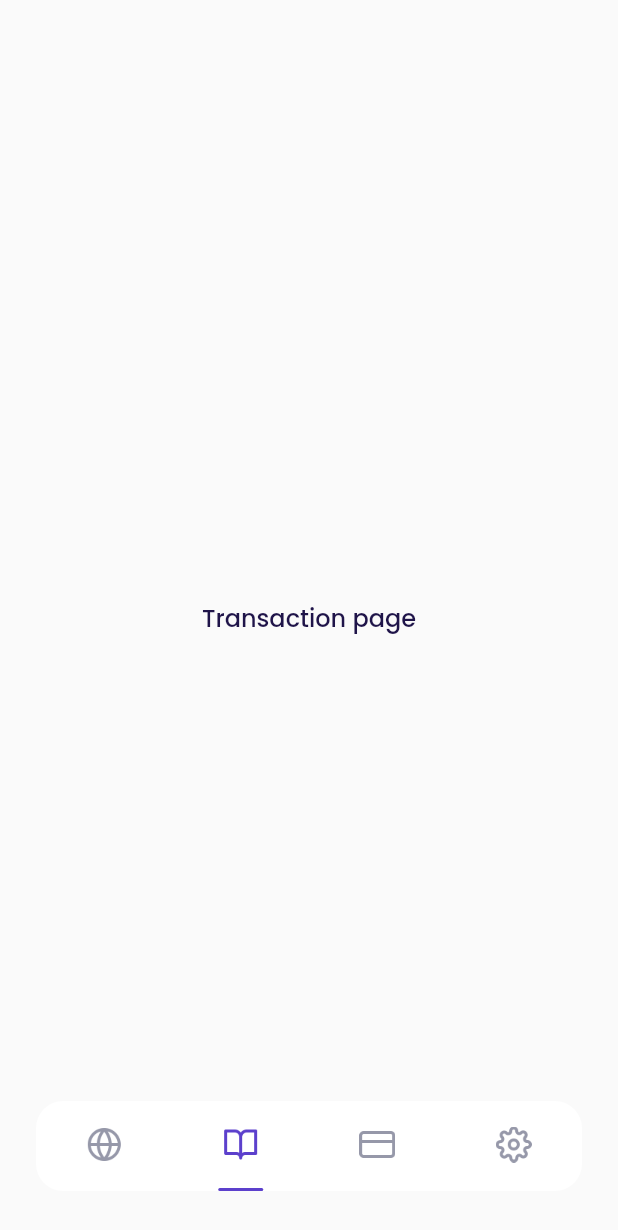
After one commit to iqbaldzlfkr/baletravel_mobile_app, a Flutter app: the MainPage screen opened by its route, item 2 of the bottom bar chosen, on a phone screen of 412 x 824 dp. The commit adds this screen. Shown: the top 1230 px of the screen. Run offline on Flutter 3.47's test engine with Material 2 defaults, Android fonts, the phone set to English and light mode, and no system bars; our stand-ins replace bloc, flutter_bloc, google_fonts.

Commit message:
implementasi cubit page pada navigation bar

```diff
--- /dev/null
+++ b/lib/cubit/page_cubit.dart
@@ -0,0 +1,9 @@
+import 'package:bloc/bloc.dart';
+
+class PageCubit extends Cubit<int> {
+  PageCubit() : super(0);
+
+  void setPage(int newPage) {
+    emit(newPage);
+  }
+}
--- a/lib/ui/pages/main_page.dart
+++ b/lib/ui/pages/main_page.dart
@@ -1,21 +1,30 @@
+import 'package:bale_travel/cubit/page_cubit.dart';
 import 'package:bale_travel/shared/theme.dart';
 import 'package:bale_travel/ui/pages/home_page.dart';
+import 'package:bale_travel/ui/pages/setting_page.dart';
+import 'package:bale_travel/ui/pages/transaction_page.dart';
+import 'package:bale_travel/ui/pages/wallet_page.dart';
 import 'package:bale_travel/ui/widgets/custom_bottom_navigation_item.dart';
 import 'package:flutter/material.dart';
+import 'package:flutter_bloc/flutter_bloc.dart';
 
 class MainPage extends StatelessWidget {
   const MainPage({super.key});
 
   @override
   Widget build(BuildContext context) {
+    return BlocBuilder<PageCubit, int>(
+      builder: (context, currentIndex) {
         return Scaffold(
           backgroundColor: backgroundColor,
           body: Stack(
             children: [
-          buildContent(),
+              buildContent(currentIndex),
               bottomNavigationBar(),
             ],
           ),
+        );
+      },
     );
   }
 }
@@ -39,16 +48,19 @@ Widget bottomNavigationBar() {
         mainAxisAlignment: MainAxisAlignment.spaceAround,
         children: [
           CustomBottomNavigationItem(
+            index: 0,
             imageUrl: 'assets/icon_home.png',
-            isSelected: true,
           ),
           CustomBottomNavigationItem(
+            index: 1,
             imageUrl: 'assets/icon_booking.png',
           ),
           CustomBottomNavigationItem(
+            index: 2,
             imageUrl: 'assets/icon_card.png',
           ),
           CustomBottomNavigationItem(
+            index: 3,
             imageUrl: 'assets/icon_settings.png',
           ),
         ],
@@ -57,6 +69,17 @@ Widget bottomNavigationBar() {
   );
 }
 
-Widget buildContent(){
+Widget buildContent(int currentIndex) {
+  switch (currentIndex) {
+    case 0:
+      return HomePage();
+    case 1:
+      return TransactionPage();
+    case 2:
+      return WalletPage();
+    case 3:
+      return SettingPage();
+    default:
       return HomePage();
   }
+}
--- /dev/null
+++ b/lib/ui/pages/transaction_page.dart
@@ -0,0 +1,19 @@
+import 'package:bale_travel/shared/theme.dart';
+import 'package:flutter/material.dart';
+
+class TransactionPage extends StatelessWidget {
+  const TransactionPage({super.key});
+
+  @override
+  Widget build(BuildContext context) {
+    return Center(
+      child: Text(
+        'Transaction page',
+        style: blackTextStyle.copyWith(
+          fontSize: 16,
+          fontWeight: medium,
+        ),
+      ),
+    );
+  }
+}
--- a/lib/ui/widgets/custom_bottom_navigation_item.dart
+++ b/lib/ui/widgets/custom_bottom_navigation_item.dart
@@ -1,42 +1,48 @@
+import 'package:bale_travel/cubit/page_cubit.dart';
 import 'package:bale_travel/shared/theme.dart';
 import 'package:flutter/material.dart';
+import 'package:flutter_bloc/flutter_bloc.dart';
 
 class CustomBottomNavigationItem extends StatelessWidget {
+  final int index;
   final String imageUrl;
-  final bool isSelected;
 
   const CustomBottomNavigationItem({
     super.key,
+    required this.index,
     required this.imageUrl,
-    this.isSelected = false,
   });
 
   @override
   Widget build(BuildContext context) {
-    return Column(
+    return GestureDetector(
+      onTap: () {
+        context.read<PageCubit>().setPage(index);
+      },
+      child: Column(
         mainAxisAlignment: MainAxisAlignment.spaceBetween,
         children: [
           const SizedBox(),
-        Container(
+          Image.asset(
+            imageUrl,
             width: 24,
             height: 24,
-          decoration: BoxDecoration(
-            image: DecorationImage(
-              image: AssetImage(
-                imageUrl,
+            color: context.read<PageCubit>().state == index
+                  ? primaryColor : greyColor,
           ),
-            ),
-          ),
-        ),
+
           Container(
             width: 30,
             height: 2,
             decoration: BoxDecoration(
-            color: isSelected ? primaryColor : transparentColor,
+              color: context.read<PageCubit>().state == index
+                  ? primaryColor
+                  : transparentColor,
               borderRadius: BorderRadius.circular(18),
             ),
           ),
         ],
+      ),
     );
   }
 }
--- a/pubspec.yaml
+++ b/pubspec.yaml
@@ -36,6 +36,7 @@ dependencies:
   # Use with the CupertinoIcons class for iOS style icons.
   cupertino_icons: ^1.0.2
   google_fonts: ^4.0.4
+  flutter_bloc: ^8.1.3
 
 dev_dependencies:
   flutter_test:
```
Also changed, not shown: lib/main.dart (+10 -1 lines), lib/ui/pages/setting_page.dart (added, +19 -0 lines), lib/ui/pages/wallet_page.dart (added, +19 -0 lines), pubspec.lock. Lines whose indentation alone changed are shown as unchanged.
